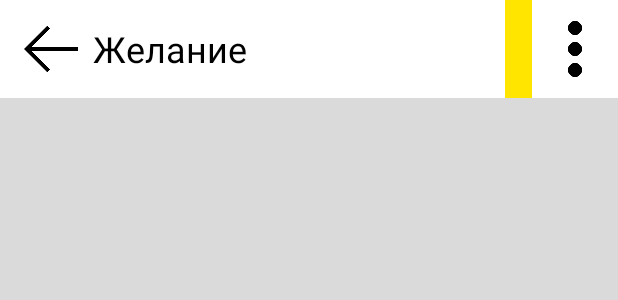
After one commit to Kavrese/Desires, an Android app: the layout activity_desires.xml on its own in the app's theme, with its tools: preview values and no code run, on a phone screen of 412 x 824 dp. The commit adds this screen. Shown: the top 300 px of the screen. Run offline under Robolectric (Android 15) with nearby library versions, the phone set to English and light mode, and no system bars.

Commit message:
add desires activity

```diff
--- a/app/src/main/AndroidManifest.xml
+++ b/app/src/main/AndroidManifest.xml
@@ -13,7 +13,11 @@
         android:roundIcon="@mipmap/icon_asset"
         android:supportsRtl="true"
         android:theme="@style/AppTheme">
-        <activity android:name=".SplachScreenActivity"
+        <activity android:name=".DesiresActivity"
+            android:screenOrientation="portrait">
+        </activity>
+        <activity
+            android:name=".SplachScreenActivity"
             android:screenOrientation="portrait">
             <intent-filter>
                 <action android:name="android.intent.action.MAIN" />
--- a/app/src/main/res/anim/anim_splach_screen.xml
+++ b/app/src/main/res/anim/anim_splach_screen.xml
@@ -1,7 +1,6 @@
 <?xml version="1.0" encoding="utf-8"?>
 <set xmlns:android="http://schemas.android.com/apk/res/android"
-    android:duration="1000"
-    android:fillAfter="true">
+    android:duration="800">
     <alpha android:fromAlpha="0.0"
         android:toAlpha="1.0"/>
 </set>
--- /dev/null
+++ b/app/src/main/res/layout/activity_desires.xml
@@ -0,0 +1,67 @@
+<?xml version="1.0" encoding="utf-8"?>
+<LinearLayout xmlns:android="http://schemas.android.com/apk/res/android"
+    xmlns:app="http://schemas.android.com/apk/res-auto"
+    xmlns:tools="http://schemas.android.com/tools"
+    android:layout_width="match_parent"
+    android:layout_height="match_parent"
+    android:background="@color/white_3"
+    android:orientation="vertical"
+    android:weightSum="100"
+    tools:context=".DesiresActivity">
+
+    <androidx.appcompat.widget.Toolbar
+        android:id="@+id/toolbar"
+        android:layout_width="match_parent"
+        android:layout_height="0dp"
+        android:layout_weight="8"
+        android:background="@color/white"
+        android:minHeight="?attr/actionBarSize"
+        android:theme="?attr/actionBarTheme">
+
+        <LinearLayout
+            android:layout_width="match_parent"
+            android:layout_height="match_parent"
+            android:orientation="horizontal"
+            android:weightSum="10">
+
+            <ImageView
+                android:id="@+id/back"
+                android:layout_width="0dp"
+                android:layout_height="wrap_content"
+                android:layout_weight="1"
+                app:srcCompat="@drawable/back" />
+
+            <TextView
+                android:id="@+id/name"
+                android:layout_width="0dp"
+                android:layout_height="match_parent"
+                android:layout_marginLeft="10dp"
+                android:layout_weight="7.5"
+                android:ellipsize="end"
+                android:gravity="left|center"
+                android:maxLines="1"
+                android:singleLine="true"
+                android:text="Желание"
+                android:textColor="#000000"
+                android:textSize="24sp" />
+
+            <ImageView
+                android:id="@+id/statusColor"
+                android:layout_width="0dp"
+                android:layout_height="match_parent"
+                android:layout_weight="0.5"
+                android:src="@color/yellow" />
+
+            <ImageView
+                android:id="@+id/menu_tool"
+                android:layout_width="0dp"
+                android:layout_height="match_parent"
+                android:layout_marginLeft="10dp"
+                android:layout_marginTop="10dp"
+                android:layout_marginRight="10dp"
+                android:layout_marginBottom="10dp"
+                android:layout_weight="1"
+                app:srcCompat="@drawable/menu_toolbar" />
+        </LinearLayout>
+    </androidx.appcompat.widget.Toolbar>
+</LinearLayout>
--- a/app/src/main/res/layout/activity_splach_screen.xml
+++ b/app/src/main/res/layout/activity_splach_screen.xml
@@ -4,7 +4,7 @@
     xmlns:tools="http://schemas.android.com/tools"
     android:layout_width="match_parent"
     android:layout_height="match_parent"
-    android:background="@color/dark_half"
+    android:background="@color/white"
     android:gravity="center"
     android:orientation="vertical"
     android:weightSum="10"
--- a/app/src/main/res/values/colors.xml
+++ b/app/src/main/res/values/colors.xml
@@ -12,6 +12,7 @@
     <color name="orange">#FF9800</color>
     <color name="back_1">#DDDDDD</color>
     <color name="white_2">#B6B6B6</color>
+    <color name="white_3">#DADADA</color>
     <color name="back_back">#9C000000</color>
     <color name="dark_half">#121327</color>
 </resources>
```
Also changed, not shown: app/src/main/java/com/example/yourdesires/DesiresActivity.java (added, +110 -0 lines), app/src/main/java/com/example/yourdesires/DesiresAdapter.java (+15 -5 lines), app/src/main/java/com/example/yourdesires/MainActivity.java (+77 -34 lines), app/src/main/res/layout/button_sheet.xml (+9 -6 lines), app/src/main/res/drawable/back.png (added), app/src/main/res/drawable/menu_toolbar.png (added).
